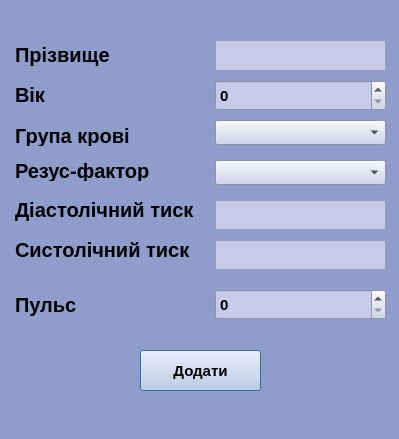
This is PatientMonitor/addpatientdialog.ui in maxnevermo/KURSOVA as Qt 5 draws it before an edit. The edited form follows.
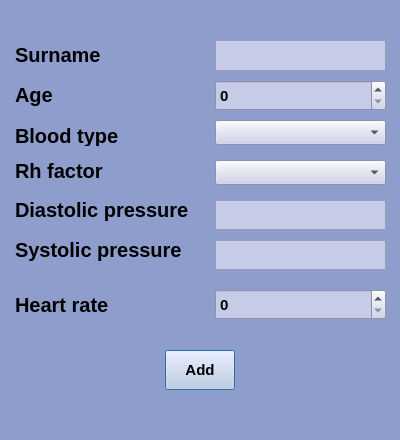
This is the edited form.

```diff
--- a/PatientMonitor/addpatientdialog.ui
+++ b/PatientMonitor/addpatientdialog.ui
@@ -6,8 +6,8 @@
    <rect>
     <x>0</x>
     <y>0</y>
-    <width>399</width>
-    <height>439</height>
+    <width>400</width>
+    <height>440</height>
    </rect>
   </property>
   <property name="windowTitle">
@@ -223,7 +223,7 @@
 font-weight: 500;</string>
    </property>
    <property name="text">
-    <string>Прізвище</string>
+    <string>Surname</string>
    </property>
   </widget>
   <widget class="QLabel" name="ageLabel">
@@ -231,7 +231,7 @@
     <rect>
      <x>15</x>
      <y>80</y>
-     <width>30</width>
+     <width>51</width>
      <height>30</height>
     </rect>
    </property>
@@ -242,7 +242,7 @@
 font-weight: 500;</string>
    </property>
    <property name="text">
-    <string>Вік:</string>
+    <string>Age</string>
    </property>
   </widget>
   <widget class="QLabel" name="bloodTypeLabel">
@@ -250,7 +250,7 @@
     <rect>
      <x>15</x>
      <y>125</y>
-     <width>131</width>
+     <width>111</width>
      <height>21</height>
     </rect>
    </property>
@@ -261,7 +261,7 @@
 font-weight: 500;</string>
    </property>
    <property name="text">
-    <string>Група крові</string>
+    <string>Blood type</string>
    </property>
   </widget>
   <widget class="QLabel" name="rhFactorLabel">
@@ -269,7 +269,7 @@
     <rect>
      <x>15</x>
      <y>160</y>
-     <width>141</width>
+     <width>91</width>
      <height>21</height>
     </rect>
    </property>
@@ -280,7 +280,7 @@
 font-weight: 500;</string>
    </property>
    <property name="text">
-    <string>Резус-фактор</string>
+    <string>Rh factor</string>
    </property>
   </widget>
   <widget class="QLabel" name="upperLabel">
@@ -288,7 +288,7 @@
     <rect>
      <x>15</x>
      <y>190</y>
-     <width>191</width>
+     <width>181</width>
      <height>40</height>
     </rect>
    </property>
@@ -299,7 +299,7 @@
 font-weight: 500;</string>
    </property>
    <property name="text">
-    <string>Діастолічний тиск</string>
+    <string>Diastolic pressure</string>
    </property>
   </widget>
   <widget class="QLabel" name="lowerLabel">
@@ -307,7 +307,7 @@
     <rect>
      <x>15</x>
      <y>230</y>
-     <width>181</width>
+     <width>171</width>
      <height>40</height>
     </rect>
    </property>
@@ -318,7 +318,7 @@
 font-weight: 500;</string>
    </property>
    <property name="text">
-    <string>Систолічний тиск</string>
+    <string>Systolic pressure</string>
    </property>
   </widget>
   <widget class="QLabel" name="pulseLabel">
@@ -326,7 +326,7 @@
     <rect>
      <x>15</x>
      <y>285</y>
-     <width>70</width>
+     <width>101</width>
      <height>40</height>
     </rect>
    </property>
@@ -337,16 +337,16 @@
 font-weight: 500;</string>
    </property>
    <property name="text">
-    <string>Пульс</string>
+    <string>Heart rate</string>
    </property>
   </widget>
   <widget class="QPushButton" name="addButton">
    <property name="geometry">
     <rect>
-     <x>140</x>
+     <x>165</x>
      <y>350</y>
-     <width>121</width>
-     <height>41</height>
+     <width>70</width>
+     <height>40</height>
     </rect>
    </property>
    <property name="styleSheet">
@@ -365,7 +365,7 @@
 }</string>
    </property>
    <property name="text">
-    <string>Додати</string>
+    <string>Add</string>
    </property>
   </widget>
  </widget>
```
